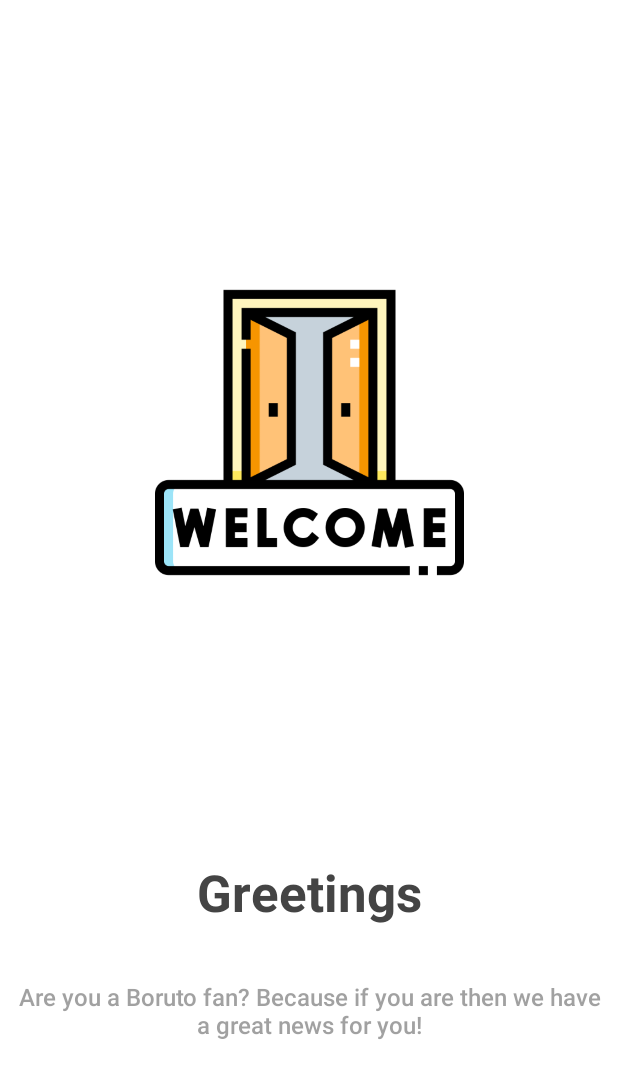
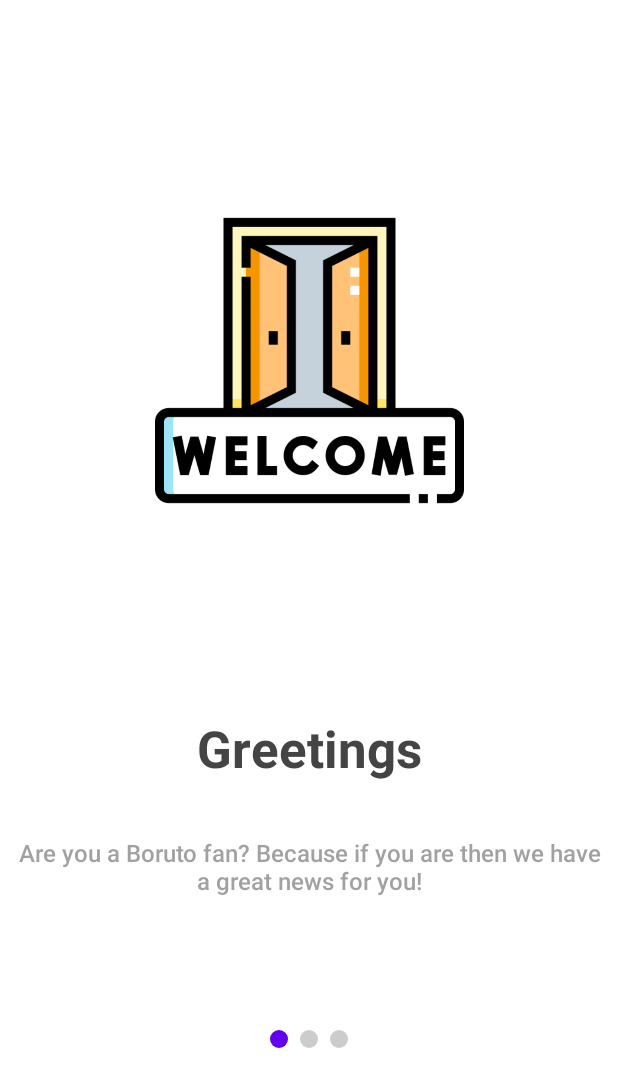
Before and after one commit to pushpak-gosavi/Boruto, an Android app built with Jetpack Compose: the screen it shows after launch (MainActivity), on a phone screen of 412 x 824 dp. Shown: the top 1087 px of the screen. Run offline under Robolectric (Android 15) with nearby library versions, the phone set to English and light mode, and no system bars; our stand-ins replace Dagger/Hilt's generated code, accompanist, paging.

```diff
--- a/app/src/main/java/com/cartoon/boruto/presentation/screens/wlcome/WlcomeScreen.kt
+++ b/app/src/main/java/com/cartoon/boruto/presentation/screens/wlcome/WlcomeScreen.kt
@@ -1,94 +1,145 @@
 package com.cartoon.boruto.presentation.screens.wlcome
 
+import androidx.compose.animation.AnimatedVisibility
 import androidx.compose.foundation.Image
 import androidx.compose.foundation.background
 import androidx.compose.foundation.layout.*
-import androidx.compose.material.MaterialTheme
-import androidx.compose.material.Text
+import androidx.compose.material.*
+import androidx.compose.material.MaterialTheme.colors
 import androidx.compose.runtime.Composable
 import androidx.compose.ui.Alignment
 import androidx.compose.ui.Modifier
 import androidx.compose.ui.graphics.Color
 import androidx.compose.ui.graphics.Paint
 import androidx.compose.ui.graphics.painter.Painter
+import androidx.compose.ui.modifier.modifierLocalConsumer
 import androidx.compose.ui.res.painterResource
 import androidx.compose.ui.res.stringResource
 import androidx.compose.ui.text.font.FontWeight
 import androidx.compose.ui.text.style.TextAlign
 import androidx.compose.ui.tooling.preview.Preview
 import androidx.navigation.NavHostController
+import androidx.paging.PagingState
 import com.cartoon.boruto.R
 import com.cartoon.boruto.domain.model.OnBoardingPage
 import com.cartoon.boruto.ui.theme.*
+import com.cartoon.boruto.utils.Constants.LAST_ON_BOARDING_PAGE
 import com.cartoon.boruto.utils.Constants.ON_BOARDING_PAGE_COUNT
-import com.google.accompanist.pager.ExperimentalPagerApi
-import com.google.accompanist.pager.HorizontalPager
-import com.google.accompanist.pager.rememberPagerState
+import com.google.accompanist.pager.*
 import org.intellij.lang.annotations.JdkConstants
 
 @ExperimentalPagerApi
 @Composable
-fun WelcomeScreen(navController:NavHostController){
-    val pages= listOf(
+fun WelcomeScreen(navController: NavHostController) {
+    val pages = listOf(
         OnBoardingPage.First,
         OnBoardingPage.Second,
-        OnBoardingPage.Third)
+        OnBoardingPage.Third
+    )
     val pagerState = rememberPagerState()
-    Column (
+    Column(
         modifier = Modifier
             .fillMaxSize()
             .background(color = MaterialTheme.colors.welcomeScreenBackgroundColor)
-            ){
+    ) {
         HorizontalPager(
+            modifier = Modifier.weight(10.0f),
             state = pagerState,
             count = ON_BOARDING_PAGE_COUNT,
-            verticalAlignment = Alignment.Top) { position ->
+            verticalAlignment = Alignment.Top
+        ) { position ->
             PagerScreen(onBoardingPage = pages[position])
+        }
+        HorizontalPagerIndicator(
+            modifier = Modifier
+                .weight(1.0f)
+                .align(Alignment.CenterHorizontally),
+            pagerState = pagerState,
+            activeColor = MaterialTheme.colors.activeIndicatorColor,
+            inactiveColor = MaterialTheme.colors.inactiveIndicatorColor,
+            indicatorWidth = PAGING_INDICATOR_WIDTH,
+            spacing = PAGING_INDICATOR_SPACING
+        )
+        FinishButton(modifier = Modifier.weight(1.0f), pagerState = pagerState) {
+        }
+    }
+}
+
+@ExperimentalPagerApi
+@Composable
+fun FinishButton(
+    modifier: Modifier,
+    pagerState: PagerState,
+    onCLick: () -> Unit
+) {
+    Row(
+        modifier = modifier.padding(horizontal = EXTRA_LARGE_PADDING),
+        verticalAlignment = Alignment.Top,
+        horizontalArrangement = Arrangement.Center
+    ) {
+        AnimatedVisibility(
+            modifier = Modifier.fillMaxWidth(),
+            visible = pagerState.currentPage == LAST_ON_BOARDING_PAGE
+        ) {
+            Button(onClick = onCLick,
+            colors = ButtonDefaults.buttonColors(
+                backgroundColor = MaterialTheme.colors.buttonBackgroundColor,
+                contentColor = Color.White
+            )) {
+                Text(text = "Finish")
+            }
+        }
 
     }
 }
-}
+
 @Composable
-fun PagerScreen(onBoardingPage:OnBoardingPage){
+fun PagerScreen(onBoardingPage: OnBoardingPage) {
     Column(
         modifier = Modifier.fillMaxWidth(),
         horizontalAlignment = Alignment.CenterHorizontally,
         verticalArrangement = Arrangement.Top
     ) {
-            Image(modifier = Modifier.fillMaxWidth(0.5f)
+        Image(
+            modifier = Modifier
+                .fillMaxWidth(0.5f)
                 .fillMaxHeight(0.7f),
             painter = painterResource(id = onBoardingPage.image),
-                contentDescription = stringResource(R.string.on_boarding_image))
-            Text(modifier = Modifier
+            contentDescription = stringResource(R.string.on_boarding_image)
+        )
+        Text(
+            modifier = Modifier
                 .fillMaxWidth(),
             text = onBoardingPage.title,
             color = MaterialTheme.colors.titleColor,
             fontSize = MaterialTheme.typography.h4.fontSize,
             fontWeight = FontWeight.Bold,
-                textAlign = TextAlign.Center)
-            Text(modifier = Modifier
+            textAlign = TextAlign.Center
+        )
+        Text(
+            modifier = Modifier
                 .fillMaxWidth()
                 .padding(top = EXTRA_LARGE_PADDING)
-                .padding(horizontal = SMALL_PADDING)
-                ,text = onBoardingPage.description,
+                .padding(horizontal = SMALL_PADDING), text = onBoardingPage.description,
             color = MaterialTheme.colors.description,
             fontSize = MaterialTheme.typography.subtitle1.fontSize,
             fontWeight = FontWeight.Medium,
-                textAlign = TextAlign.Center)
+            textAlign = TextAlign.Center
+        )
     }
 }
 
 @Composable
-@Preview (showBackground = true)
-fun FirstOnBoardingScreenPreview(){
+@Preview(showBackground = true)
+fun FirstOnBoardingScreenPreview() {
     Column(modifier = Modifier.fillMaxSize()) {
         PagerScreen(onBoardingPage = OnBoardingPage.First)
     }
 }
 
 @Composable
-@Preview (showBackground = true)
-fun SecondOnBoardingScreenPreview(){
+@Preview(showBackground = true)
+fun SecondOnBoardingScreenPreview() {
     Column(modifier = Modifier.fillMaxSize()) {
         PagerScreen(onBoardingPage = OnBoardingPage.Second)
 
@@ -97,7 +148,7 @@ fun SecondOnBoardingScreenPreview(){
 
 @Composable
 @Preview(showBackground = true)
-fun ThirdOnBoardingScreenPreview(){
+fun ThirdOnBoardingScreenPreview() {
     Column(modifier = Modifier.fillMaxSize()) {
         PagerScreen(onBoardingPage = OnBoardingPage.Third)
 
--- a/app/src/main/java/com/cartoon/boruto/ui/theme/Color.kt
+++ b/app/src/main/java/com/cartoon/boruto/ui/theme/Color.kt
@@ -15,12 +15,24 @@ val DarkGray = Color(0xFF2A2A2A)
 
 val Colors.welcomeScreenBackgroundColor
     @Composable
-    get() = if(isLight) Color.White else Color.Black
+    get() = if (isLight) Color.White else Color.Black
 
 val Colors.titleColor
     @Composable
-    get() = if(isLight) Color.DarkGray else Color.LightGray
+    get() = if (isLight) Color.DarkGray else Color.LightGray
 
 val Colors.description
     @Composable
-    get() = if(isLight) Color.DarkGray.copy(alpha = 0.5f) else Color.LightGray.copy(alpha = 0.5f)
+    get() = if (isLight) Color.DarkGray.copy(alpha = 0.5f) else Color.LightGray.copy(alpha = 0.5f)
+
+val Colors.activeIndicatorColor
+    @Composable
+    get() = if (isLight) Purple500 else Purple700
+
+val Colors.inactiveIndicatorColor
+    @Composable
+    get() = if (isLight) Color.LightGray else Color.DarkGray
+
+val Colors.buttonBackgroundColor
+    @Composable
+    get() = if (isLight) Purple500 else Purple700
--- a/app/src/main/java/com/cartoon/boruto/ui/theme/Dimensions.kt
+++ b/app/src/main/java/com/cartoon/boruto/ui/theme/Dimensions.kt
@@ -6,3 +6,6 @@ val EXTRA_LARGE_PADDING = 40.dp
 val LARGE_PADDING = 20.dp
 val MEDIUM_PADDING = 16.dp
 val SMALL_PADDING= 10.dp
+
+val PAGING_INDICATOR_WIDTH = 12.dp
+val PAGING_INDICATOR_SPACING = 8.dp
```
Also changed, not shown: app/src/main/java/com/cartoon/boruto/data/repository/DataStoreOperationsImpl.kt (added, +46 -0 lines), app/src/main/java/com/cartoon/boruto/data/repository/Repository.kt (added, +17 -0 lines), app/src/main/java/com/cartoon/boruto/di/RepositoryModule.kt (added, +35 -0 lines), app/src/main/java/com/cartoon/boruto/domain/use_cases/UseCases.kt (added, +9 -0 lines), app/src/main/java/com/cartoon/boruto/domain/use_cases/read_onboarding/ReadOnBoardingUseCase.kt (added, +13 -0 lines), app/src/main/java/com/cartoon/boruto/domain/use_cases/save_onboarding/SaveOnBoardingUseCase.kt (added, +11 -0 lines), app/src/main/java/com/cartoon/boruto/repository/DataStorOperations.kt (added, +8 -0 lines), app/src/main/java/com/cartoon/boruto/utils/Constants.kt (+7 -1 lines). Lines whose indentation alone changed are shown as unchanged.
